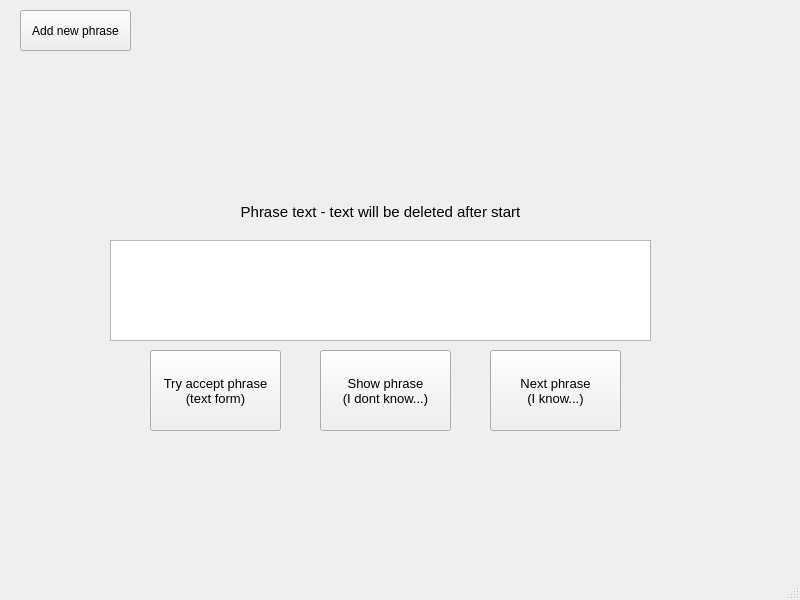
Qt form mainwindow.ui (PeBureCZ/Phrase-Trainer) before a commit.
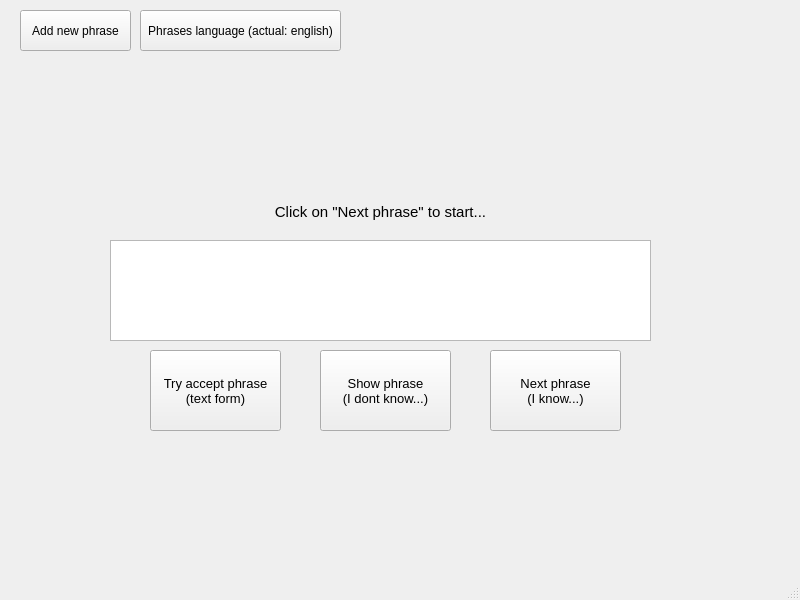
The same form after that commit.

Commit message: add deletePhrase function, bug fix

The edit to the form file:
```diff
--- a/mainwindow.ui
+++ b/mainwindow.ui
@@ -38,7 +38,7 @@
      <enum>Qt::LeftToRight</enum>
     </property>
     <property name="text">
-     <string>Phrase text - text will be deleted after start</string>
+     <string>Click on &quot;Next phrase&quot; to start...</string>
     </property>
     <property name="alignment">
      <set>Qt::AlignBottom|Qt::AlignHCenter</set>
@@ -127,6 +127,19 @@
 (I know...)</string>
     </property>
    </widget>
+   <widget class="QPushButton" name="SwitchButt">
+    <property name="geometry">
+     <rect>
+      <x>140</x>
+      <y>10</y>
+      <width>201</width>
+      <height>41</height>
+     </rect>
+    </property>
+    <property name="text">
+     <string>Phrases language (actual: english)</string>
+    </property>
+   </widget>
   </widget>
   <widget class="QStatusBar" name="statusbar"/>
  </widget>
```
The commit also changes 5 other files.
